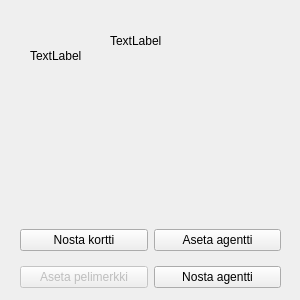
Qt form ElectionGame/Student/kaupunginosa.ui (elguitar/los-horos) before a commit.
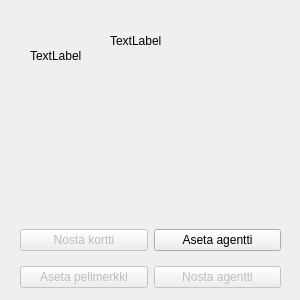
The same form after that commit.

What changed in the file:
```diff
--- a/ElectionGame/Student/kaupunginosa.ui
+++ b/ElectionGame/Student/kaupunginosa.ui
@@ -49,7 +49,7 @@
     <item row="1" column="1">
      <widget class="QPushButton" name="drawAgent">
       <property name="enabled">
-       <bool>true</bool>
+       <bool>false</bool>
       </property>
       <property name="text">
        <string>Nosta agentti</string>
@@ -64,6 +64,9 @@
     </item>
     <item row="0" column="0">
      <widget class="QPushButton" name="drawCard">
+      <property name="enabled">
+       <bool>false</bool>
+      </property>
       <property name="text">
        <string>Nosta kortti</string>
       </property>
```
